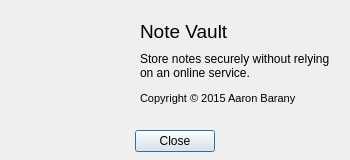
Above: src/desktop/ui/AboutDialog.ui from akb825/NoteVault before the change. Below: the same form after it.
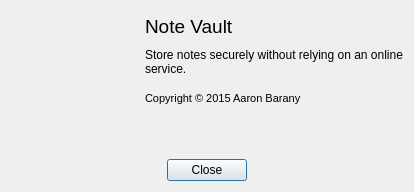
That is the form after the change. Icons and pictures are not drawn.

```diff
--- a/src/desktop/ui/AboutDialog.ui
+++ b/src/desktop/ui/AboutDialog.ui
@@ -6,34 +6,85 @@
    <rect>
     <x>0</x>
     <y>0</y>
-    <width>350</width>
-    <height>160</height>
+    <width>383</width>
+    <height>192</height>
    </rect>
   </property>
+  <property name="sizePolicy">
+   <sizepolicy hsizetype="Expanding" vsizetype="Expanding">
+    <horstretch>0</horstretch>
+    <verstretch>0</verstretch>
+   </sizepolicy>
+  </property>
   <property name="windowTitle">
    <string>About Note Vault</string>
   </property>
-  <widget class="QPushButton" name="closeButton">
-   <property name="geometry">
-    <rect>
-     <x>135</x>
-     <y>130</y>
-     <width>80</width>
-     <height>22</height>
-    </rect>
+  <layout class="QVBoxLayout" name="verticalLayout_3">
+   <item>
+    <layout class="QHBoxLayout" name="horizontalLayout_2">
+     <item>
+      <layout class="QVBoxLayout" name="verticalLayout_2">
+       <item>
+        <widget class="QLabel" name="label_4">
+         <property name="sizePolicy">
+          <sizepolicy hsizetype="Fixed" vsizetype="Fixed">
+           <horstretch>0</horstretch>
+           <verstretch>0</verstretch>
+          </sizepolicy>
+         </property>
+         <property name="minimumSize">
+          <size>
+           <width>128</width>
+           <height>128</height>
+          </size>
+         </property>
+         <property name="maximumSize">
+          <size>
+           <width>128</width>
+           <height>128</height>
+          </size>
+         </property>
+         <property name="baseSize">
+          <size>
+           <width>128</width>
+           <height>128</height>
+          </size>
    </property>
    <property name="text">
-    <string>Close</string>
-   </property>
-  </widget>
+          <string/>
+         </property>
+         <property name="pixmap">
+          <pixmap resource="Resources.qrc">:/icon.svg</pixmap>
+         </property>
+         <property name="scaledContents">
+          <bool>true</bool>
+         </property>
+        </widget>
+       </item>
+       <item>
+        <spacer name="verticalSpacer">
+         <property name="orientation">
+          <enum>Qt::Vertical</enum>
+         </property>
+         <property name="sizeHint" stdset="0">
+          <size>
+           <width>20</width>
+           <height>40</height>
+          </size>
+         </property>
+        </spacer>
+       </item>
+      </layout>
+     </item>
+     <item>
+      <layout class="QVBoxLayout" name="verticalLayout">
+       <item>
   <widget class="QLabel" name="appName">
-   <property name="geometry">
-    <rect>
-     <x>140</x>
-     <y>20</y>
-     <width>191</width>
-     <height>22</height>
-    </rect>
+         <property name="sizePolicy">
+          <sizepolicy hsizetype="MinimumExpanding" vsizetype="MinimumExpanding">
+           <horstretch>0</horstretch>
+           <verstretch>0</verstretch>
+          </sizepolicy>
    </property>
    <property name="font">
     <font>
@@ -44,14 +95,14 @@
     <string>Note Vault</string>
    </property>
   </widget>
+       </item>
+       <item>
   <widget class="QLabel" name="label_2">
-   <property name="geometry">
-    <rect>
-     <x>140</x>
-     <y>50</y>
-     <width>191</width>
-     <height>31</height>
-    </rect>
+         <property name="sizePolicy">
+          <sizepolicy hsizetype="MinimumExpanding" vsizetype="MinimumExpanding">
+           <horstretch>0</horstretch>
+           <verstretch>0</verstretch>
+          </sizepolicy>
    </property>
    <property name="text">
     <string>Store notes securely without relying on an online service.</string>
@@ -60,14 +111,14 @@
     <bool>true</bool>
    </property>
   </widget>
+       </item>
+       <item>
   <widget class="QLabel" name="label_3">
-   <property name="geometry">
-    <rect>
-     <x>140</x>
-     <y>90</y>
-     <width>191</width>
-     <height>16</height>
-    </rect>
+         <property name="sizePolicy">
+          <sizepolicy hsizetype="MinimumExpanding" vsizetype="MinimumExpanding">
+           <horstretch>0</horstretch>
+           <verstretch>0</verstretch>
+          </sizepolicy>
    </property>
    <property name="font">
     <font>
@@ -81,31 +132,75 @@
     <bool>true</bool>
    </property>
   </widget>
-  <widget class="QLabel" name="label_4">
-   <property name="geometry">
-    <rect>
-     <x>20</x>
-     <y>20</y>
-     <width>100</width>
-     <height>100</height>
-    </rect>
-   </property>
-   <property name="sizePolicy">
-    <sizepolicy hsizetype="Fixed" vsizetype="Preferred">
-     <horstretch>0</horstretch>
-     <verstretch>0</verstretch>
-    </sizepolicy>
-   </property>
+       </item>
+       <item>
+        <spacer name="verticalSpacer_2">
+         <property name="orientation">
+          <enum>Qt::Vertical</enum>
+         </property>
+         <property name="sizeHint" stdset="0">
+          <size>
+           <width>20</width>
+           <height>40</height>
+          </size>
+         </property>
+        </spacer>
+       </item>
+      </layout>
+     </item>
+    </layout>
+   </item>
+   <item>
+    <spacer name="verticalSpacer_3">
+     <property name="orientation">
+      <enum>Qt::Vertical</enum>
+     </property>
+     <property name="sizeHint" stdset="0">
+      <size>
+       <width>20</width>
+       <height>40</height>
+      </size>
+     </property>
+    </spacer>
+   </item>
+   <item>
+    <layout class="QHBoxLayout" name="horizontalLayout">
+     <item>
+      <spacer name="horizontalSpacer">
+       <property name="orientation">
+        <enum>Qt::Horizontal</enum>
+       </property>
+       <property name="sizeHint" stdset="0">
+        <size>
+         <width>40</width>
+         <height>20</height>
+        </size>
+       </property>
+      </spacer>
+     </item>
+     <item>
+      <widget class="QPushButton" name="closeButton">
    <property name="text">
-    <string/>
-   </property>
-   <property name="pixmap">
-    <pixmap resource="Resources.qrc">:/icon.svg</pixmap>
-   </property>
-   <property name="scaledContents">
-    <bool>true</bool>
-   </property>
-  </widget>
+        <string>Close</string>
+       </property>
+      </widget>
+     </item>
+     <item>
+      <spacer name="horizontalSpacer_2">
+       <property name="orientation">
+        <enum>Qt::Horizontal</enum>
+       </property>
+       <property name="sizeHint" stdset="0">
+        <size>
+         <width>40</width>
+         <height>20</height>
+        </size>
+       </property>
+      </spacer>
+     </item>
+    </layout>
+   </item>
+  </layout>
  </widget>
  <resources>
   <include location="Resources.qrc"/>
```
Lines whose indentation alone changed are shown as unchanged.
